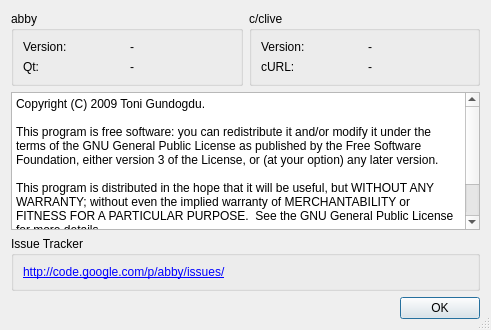
This is rc/aboutdlg.ui in guendto/abby as Qt 5 draws it before an edit. The edited form follows.
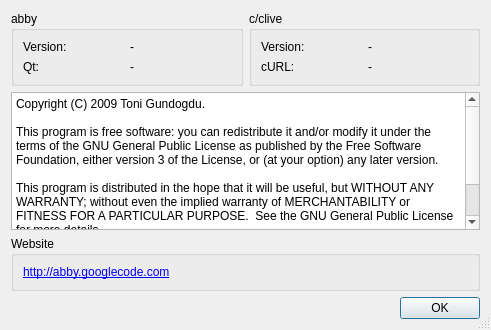
This is the edited form.

Commit message: About: issue tracker link -> website link.

What changed in the file:
```diff
--- a/rc/aboutdlg.ui
+++ b/rc/aboutdlg.ui
@@ -121,7 +121,7 @@
    <item row="2" column="0" >
     <widget class="QGroupBox" name="groupBox_2" >
      <property name="title" >
-      <string>Issue Tracker</string>
+      <string>Website</string>
      </property>
      <layout class="QFormLayout" name="formLayout" >
       <item row="0" column="0" >
@@ -131,7 +131,7 @@
 &lt;html>&lt;head>&lt;meta name="qrichtext" content="1" />&lt;style type="text/css">
 p, li { white-space: pre-wrap; }
 &lt;/style>&lt;/head>&lt;body style=" font-family:'Monospace'; font-size:9pt; font-weight:400; font-style:normal;">
-&lt;p style=" margin-top:0px; margin-bottom:0px; margin-left:0px; margin-right:0px; -qt-block-indent:0; text-indent:0px;">&lt;a href="http://code.google.com/p/abby/issues/">&lt;span style=" text-decoration: underline; color:#0000ff;">http://code.google.com/p/abby/issues/&lt;/span>&lt;/a>&lt;/p>&lt;/body>&lt;/html></string>
+&lt;p style=" margin-top:0px; margin-bottom:0px; margin-left:0px; margin-right:0px; -qt-block-indent:0; text-indent:0px;">&lt;a href="http://code.google.com/p/abby/issues/">&lt;span style=" text-decoration: underline; color:#0000ff;">http://abby.googlecode.com&lt;/span>&lt;/a>&lt;/p>&lt;/body>&lt;/html></string>
         </property>
         <property name="openExternalLinks" >
          <bool>false</bool>
```
